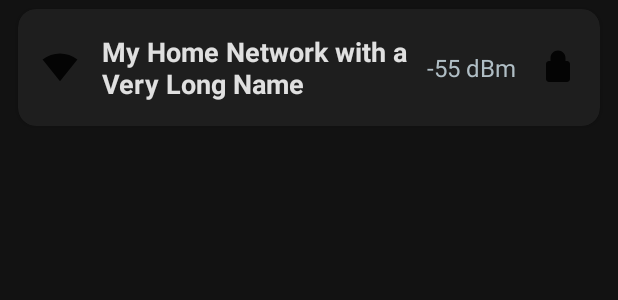
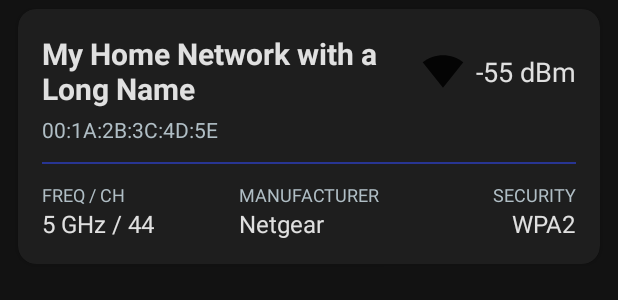
Before and after one commit to shobha-ai/Signal-Intel, an Android app: the layout list_item_wifi.xml on its own in the app's theme, with its tools: preview values and no code run, on a phone screen of 412 x 824 dp. Shown: the top 300 px of the screen. Run offline under Robolectric (Android 15) with nearby library versions, the phone set to English and light mode, and no system bars.

Commit message:
feat: Implement advanced data display for Wi-Fi scanner

```diff
--- a/app/src/main/res/layout/list_item_wifi.xml
+++ b/app/src/main/res/layout/list_item_wifi.xml
@@ -11,50 +11,134 @@
     app:cardCornerRadius="12dp"
     app:cardElevation="2dp">
 
-    <RelativeLayout
+    <androidx.constraintlayout.widget.ConstraintLayout
         android:layout_width="match_parent"
         android:layout_height="wrap_content"
         android:padding="16dp">
 
+        <!-- Main Network Name (SSID) -->
+        <TextView
+            android:id="@+id/network_name"
+            android:layout_width="0dp"
+            android:layout_height="wrap_content"
+            android:textColor="@color/text_primary_dark"
+            android:textSize="20sp"
+            android:textStyle="bold"
+            app:layout_constraintTop_toTopOf="parent"
+            app:layout_constraintStart_toStartOf="parent"
+            app:layout_constraintEnd_toStartOf="@id/signal_strength_icon"
+            tools:text="My Home Network with a Long Name"/>
+
+        <!-- MAC Address (BSSID) -->
+        <TextView
+            android:id="@+id/mac_address"
+            android:layout_width="wrap_content"
+            android:layout_height="wrap_content"
+            android:layout_marginTop="4dp"
+            android:textColor="@color/text_secondary_dark"
+            android:textSize="14sp"
+            app:layout_constraintTop_toBottomOf="@id/network_name"
+            app:layout_constraintStart_toStartOf="parent"
+            tools:text="00:1A:2B:3C:4D:5E"/>
+
+        <!-- Signal Strength Icon -->
         <ImageView
-            android:id="@+id/wifi_icon"
-            android:layout_width="24dp"
-            android:layout_height="24dp"
-            android:layout_alignParentStart="true"
-            android:layout_centerVertical="true"
-            tools:src="@drawable/ic_wifi_strength_4" />
+            android:id="@+id/signal_strength_icon"
+            android:layout_width="28dp"
+            android:layout_height="28dp"
+            android:layout_marginEnd="8dp"
+            app:layout_constraintEnd_toStartOf="@id/signal_strength_text"
+            app:layout_constraintTop_toTopOf="parent"
+            app:layout_constraintBottom_toBottomOf="@id/network_name"
+            tools:src="@drawable/ic_wifi_strength_4"/>
 
-        <ImageView
-            android:id="@+id/security_icon"
-            android:layout_width="24dp"
-            android:layout_height="24dp"
-            android:layout_alignParentEnd="true"
-            android:layout_centerVertical="true"
-            tools:src="@drawable/ic_lock" />
-
+        <!-- Signal Strength Text (dBm) -->
         <TextView
             android:id="@+id/signal_strength_text"
             android:layout_width="wrap_content"
             android:layout_height="wrap_content"
-            android:layout_marginEnd="16dp"
-            android:layout_toStartOf="@id/security_icon"
-            android:layout_centerVertical="true"
+            android:textColor="@color/text_primary_dark"
+            android:textSize="18sp"
+            app:layout_constraintEnd_toEndOf="parent"
+            app:layout_constraintTop_toTopOf="parent"
+            app:layout_constraintBottom_toBottomOf="@id/network_name"
+            tools:text="-55 dBm"/>
+
+        <!-- Divider Line -->
+        <View
+            android:id="@+id/divider"
+            android:layout_width="0dp"
+            android:layout_height="1dp"
+            android:layout_marginTop="12dp"
+            android:background="@color/primary_dark"
+            app:layout_constraintTop_toBottomOf="@id/mac_address"
+            app:layout_constraintStart_toStartOf="parent"
+            app:layout_constraintEnd_toEndOf="parent"/>
+
+        <!-- Left Column: Frequency/Channel -->
+        <TextView
+            android:id="@+id/frequency_label"
+            android:layout_width="wrap_content"
+            android:layout_height="wrap_content"
+            android:layout_marginTop="12dp"
             android:textColor="@color/text_secondary_dark"
-            android:textSize="16sp"
-            tools:text="-55 dBm" />
+            android:textSize="12sp"
+            android:text="FREQ / CH"
+            app:layout_constraintTop_toBottomOf="@id/divider"
+            app:layout_constraintStart_toStartOf="parent"/>
 
         <TextView
-            android:id="@+id/network_name"
-            android:layout_width="match_parent"
+            android:id="@+id/frequency_value"
+            android:layout_width="wrap_content"
             android:layout_height="wrap_content"
-            android:layout_marginStart="16dp"
-            android:layout_toEndOf="@id/wifi_icon"
-            android:layout_toStartOf="@id/signal_strength_text"
-            android:layout_centerVertical="true"
             android:textColor="@color/text_primary_dark"
-            android:textSize="18sp"
-            android:textStyle="bold"
-            tools:text="My Home Network with a Very Long Name" />
+            android:textSize="16sp"
+            app:layout_constraintTop_toBottomOf="@id/frequency_label"
+            app:layout_constraintStart_toStartOf="parent"
+            tools:text="5 GHz / 44"/>
 
-    </RelativeLayout>
+        <!-- Center Column: Manufacturer -->
+        <TextView
+            android:id="@+id/manufacturer_label"
+            android:layout_width="wrap_content"
+            android:layout_height="wrap_content"
+            android:textColor="@color/text_secondary_dark"
+            android:textSize="12sp"
+            android:text="MANUFACTURER"
+            app:layout_constraintTop_toTopOf="@id/frequency_label"
+            app:layout_constraintStart_toStartOf="parent"
+            app:layout_constraintEnd_toEndOf="parent"/>
+
+        <TextView
+            android:id="@+id/manufacturer_value"
+            android:layout_width="wrap_content"
+            android:layout_height="wrap_content"
+            android:textColor="@color/text_primary_dark"
+            android:textSize="16sp"
+            app:layout_constraintTop_toBottomOf="@id/manufacturer_label"
+            app:layout_constraintStart_toStartOf="@id/manufacturer_label"
+            tools:text="Netgear"/>
+
+        <!-- Right Column: Security -->
+        <TextView
+            android:id="@+id/security_label"
+            android:layout_width="wrap_content"
+            android:layout_height="wrap_content"
+            android:textColor="@color/text_secondary_dark"
+            android:textSize="12sp"
+            android:text="SECURITY"
+            app:layout_constraintTop_toTopOf="@id/frequency_label"
+            app:layout_constraintEnd_toEndOf="parent"/>
+
+        <TextView
+            android:id="@+id/security_value"
+            android:layout_width="wrap_content"
+            android:layout_height="wrap_content"
+            android:textColor="@color/text_primary_dark"
+            android:textSize="16sp"
+            app:layout_constraintTop_toBottomOf="@id/security_label"
+            app:layout_constraintEnd_toEndOf="@id/security_label"
+            tools:text="WPA2"/>
+
+    </androidx.constraintlayout.widget.ConstraintLayout>
 </com.google.android.material.card.MaterialCardView>
```
Also changed, not shown: app/src/main/java/dev/cosmic/signalintel/WifiAdapter.java (+65 -33 lines), app/src/main/java/dev/cosmic/signalintel/WifiFragment.java (+10 -12 lines), app/src/main/java/dev/cosmic/signalintel/WifiNetwork.java (+11 -5 lines).
